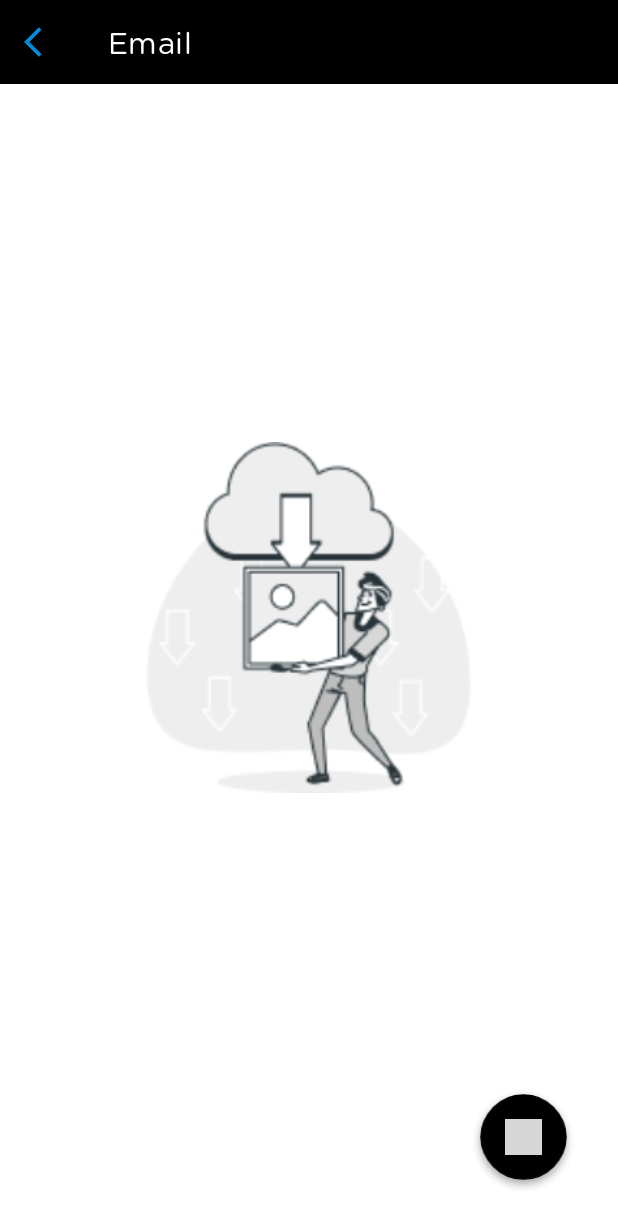
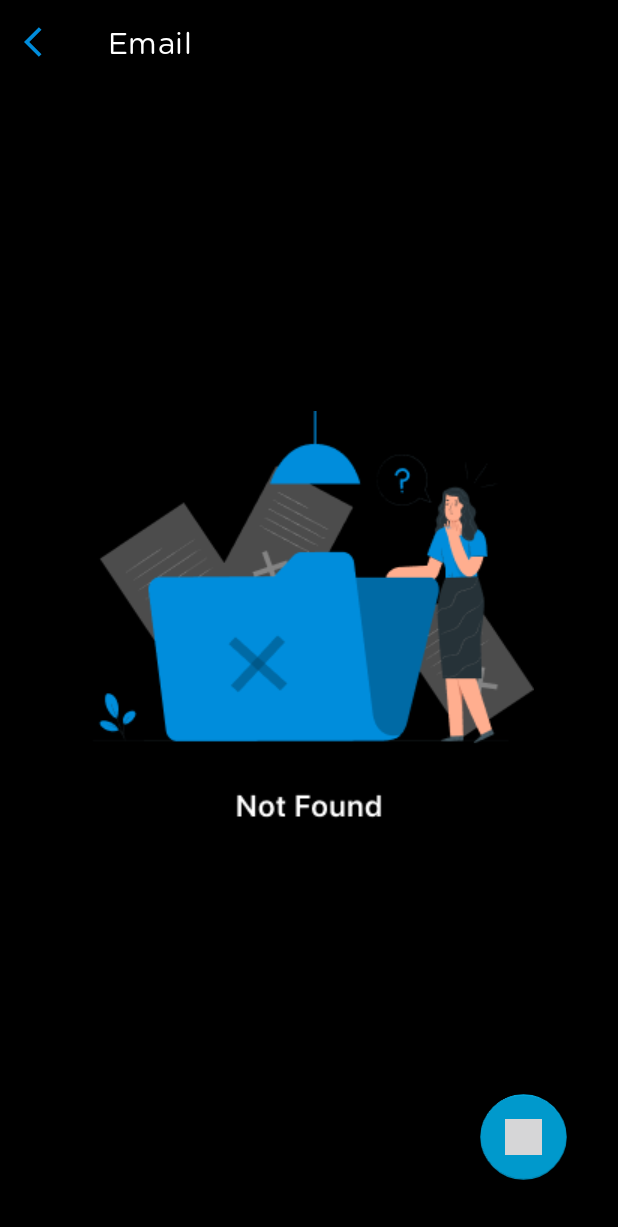
Before and after one commit to princeparmar0123/gallerylock, an Android app: the EmailActivity screen opened directly, with no data from a screen before it, on a phone screen of 412 x 824 dp. Shown: the top 1227 px of the screen. Run offline under Robolectric (Android 15) with nearby library versions, the phone set to English and light mode, and no system bars; our stand-ins replace sdp/ssp sizes.

Commit message:
all screen design completed

```diff
--- a/app/src/main/java/com/calculator/vault/lock/hide/photo/video/common/utils/DummyClass.kt
+++ b/app/src/main/java/com/calculator/vault/lock/hide/photo/video/common/utils/DummyClass.kt
@@ -10,8 +10,8 @@ class DummyClass {
         val task = arrayListOf(
             HomeTask(R.drawable.photos_new_2x,"Photos"),
             HomeTask(R.drawable.video_new_2x,"Videos"),
-            HomeTask(R.drawable.intruder_2x,"Camera"),
-            HomeTask(R.drawable.browser_2x,"Intruder Selfie"),
+//            HomeTask(R.drawable.intruder_2x,"Camera"),
+            HomeTask(R.drawable.intruder_2x,"Intruder Selfie"),
             HomeTask(R.drawable.secret_note_2x,"Secret Note"),
             HomeTask(R.drawable.contact_2x,"Contact"),
             HomeTask(R.drawable.recycle_bin_2x,"Recycle Bin"),
--- a/app/src/main/res/layout/activity_add_contact.xml
+++ b/app/src/main/res/layout/activity_add_contact.xml
@@ -45,7 +45,7 @@
             android:paddingRight="@dimen/_16sdp"
             android:paddingBottom="@dimen/_10sdp"
             android:singleLine="true"
-            android:textColor="@color/black"
+            android:textColor="@color/White"
             android:textColorHint="@color/gray"
             android:textCursorDrawable="@null"
             android:textSize="@dimen/_13sdp" />
@@ -78,7 +78,7 @@
             android:paddingRight="@dimen/_16sdp"
             android:paddingBottom="@dimen/_10sdp"
             android:singleLine="true"
-            android:textColor="@color/black"
+            android:textColor="@color/White"
             android:textColorHint="@color/gray"
             android:textCursorDrawable="@null"
             android:textSize="@dimen/_13sdp" />
--- a/app/src/main/res/layout/activity_contact.xml
+++ b/app/src/main/res/layout/activity_contact.xml
@@ -61,8 +61,8 @@
                 android:layout_marginBottom="@dimen/_20sdp"
                 app:fab_icon="@drawable/ic_plus_24dp"
                 app:fab_size="normal"
-                fab:fab_colorNormal="@color/colorAccent"
-                fab:fab_colorPressed="@color/colorAccent" />
+                fab:fab_colorNormal="@color/color_blue"
+                fab:fab_colorPressed="@color/color_blue" />
 
             <com.calculator.vault.lock.hide.photo.video.floatingbutton.FloatingActionButton
                 android:id="@+id/floating_del_contact"
--- a/app/src/main/res/layout/activity_email.xml
+++ b/app/src/main/res/layout/activity_email.xml
@@ -5,7 +5,7 @@
     xmlns:tools="http://schemas.android.com/tools"
     android:layout_width="match_parent"
     android:layout_height="match_parent"
-    android:background="@color/White">
+    android:background="@color/black">
 
     <androidx.appcompat.widget.Toolbar
         android:id="@+id/toolbar"
@@ -35,9 +35,11 @@
         android:orientation="vertical">
 
         <ImageView
-            android:layout_width="@dimen/_180sdp"
-            android:layout_height="@dimen/_180sdp"
-            android:src="@drawable/iv_nodata" />
+            android:layout_marginLeft="@dimen/_37sdp"
+            android:layout_marginRight="@dimen/_37sdp"
+            android:layout_width="match_parent"
+            android:layout_height="wrap_content"
+            android:src="@drawable/nofound" />
     </LinearLayout>
 
     <com.calculator.vault.lock.hide.photo.video.floatingbutton.FloatingActionButton
@@ -47,7 +49,7 @@
         android:layout_alignParentRight="true"
         android:layout_alignParentBottom="true"
         android:layout_margin="@dimen/_20sdp"
+        app:fabSize="normal"
         app:fab_icon="@drawable/ic_plus_24dp"
-        fab:fab_colorNormal="@color/colorAccent"
-        fab:fab_colorPressed="@color/colorAccent" />
+        android:background="@drawable/circle_shape_blue" />
 </RelativeLayout>
--- a/app/src/main/res/layout/activity_videos.xml
+++ b/app/src/main/res/layout/activity_videos.xml
@@ -175,7 +175,7 @@
             android:textSize="@dimen/_12sdp"
             android:visibility="gone"/>
 
-        <Button
+        <androidx.appcompat.widget.AppCompatButton
             android:id="@+id/permissionBtn"
             android:layout_width="match_parent"
             android:layout_height="wrap_content"
--- a/app/src/main/res/layout/item_email.xml
+++ b/app/src/main/res/layout/item_email.xml
@@ -4,7 +4,7 @@
     android:layout_width="match_parent"
     android:layout_height="wrap_content"
     android:layout_margin="@dimen/_5sdp"
-    app:cardBackgroundColor="@color/color_background_layout"
+    app:cardBackgroundColor="@color/color_blue"
     app:cardCornerRadius="@dimen/_6sdp"
     app:cardElevation="@dimen/_6sdp">
 
@@ -28,7 +28,7 @@
                 android:layout_width="wrap_content"
                 android:layout_height="wrap_content"
                 android:text="Bank Name"
-                android:textColor="@color/colorBlack"
+                android:textColor="@color/White"
                 android:textSize="@dimen/_14sdp" />
 
             <!--<TextView
@@ -57,6 +57,6 @@
             android:layout_gravity="center_vertical"
             android:padding="@dimen/_4sdp"
             android:src="@drawable/iv_option"
-            app:tint="@color/black" />
+            app:tint="@color/White" />
     </LinearLayout>
 </androidx.cardview.widget.CardView>
```
Also changed, not shown: app/src/main/java/com/calculator/vault/lock/hide/photo/video/ui/home/HomeAdapter.kt (+19 -34 lines), app/src/main/res/layout/activity_add_email.xml (+5 -5 lines), 1 other file.
